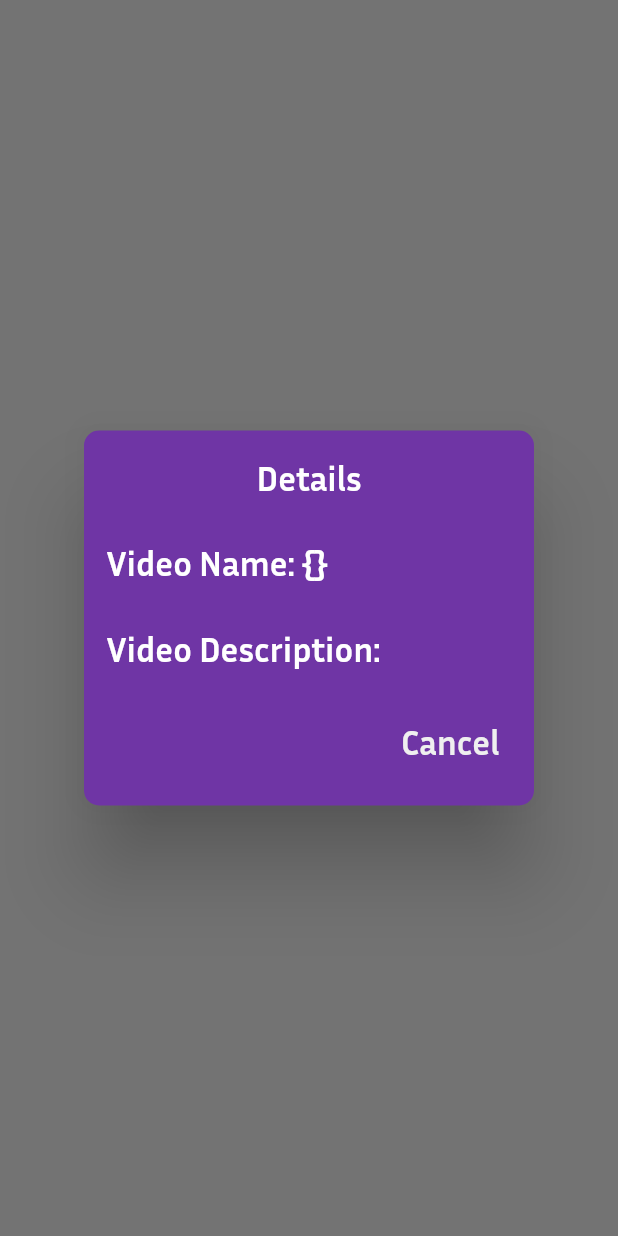
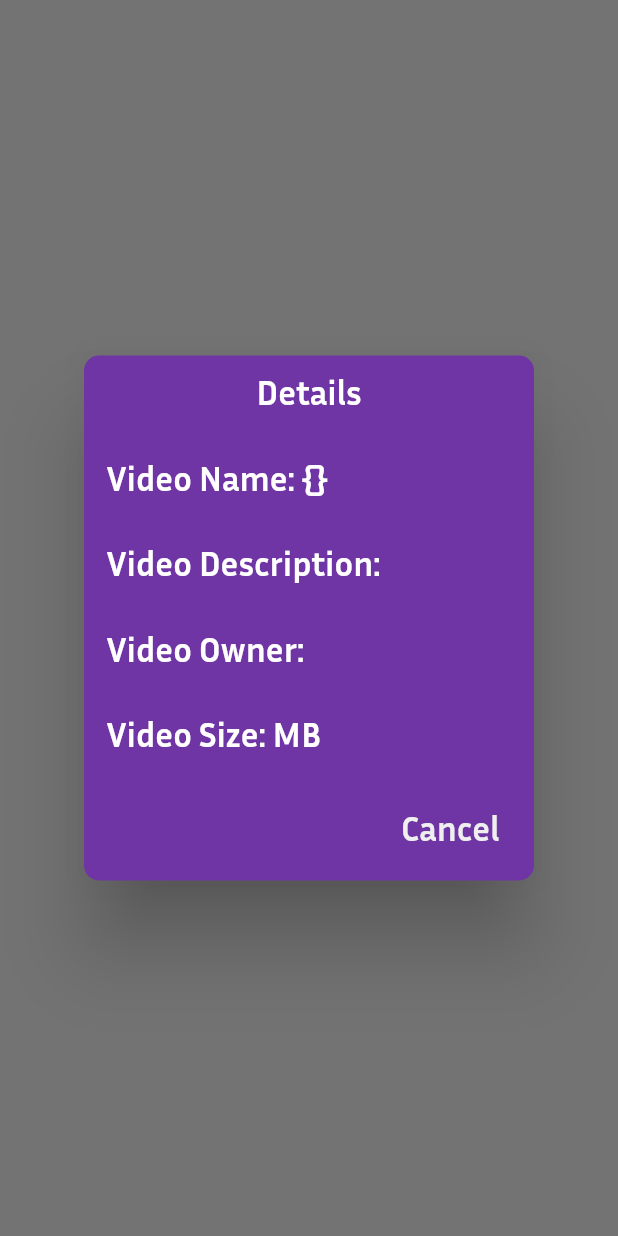
Before and after one commit to hashanranasinghe/android-video-encryption-sharing, a Flutter app: what builtDetailsDialog() shows on an empty page, opened directly with empty values, on a phone screen of 412 x 824 dp. Run offline on Flutter 3.47's test engine with Material 2 defaults, Android fonts, the phone set to English and light mode, and no system bars; our stand-ins replace cloud_firestore, file_picker, firebase_auth, firebase_core, firebase_storage, flutter_screenutil and 4 more; missing offline and left inert: string_extensions; accounts and stored records are empty; network calls fail.

Commit message:
checking video size

```diff
--- a/lib/models/provider.dart
+++ b/lib/models/provider.dart
@@ -2,16 +2,20 @@ import 'package:flutter/foundation.dart';
 
 class ShareData extends ChangeNotifier{
 
+  String? _vOwner;
   String? _vName;
   String? _vDes;
   String? _vUrl;
 
-  void sharingData(String vName,String vDes, String vUrl){
+  void sharingData(String vOwner,String vName,String vDes, String vUrl){
+    _vOwner = vOwner;
     _vName = vName;
     _vDes = vDes;
     _vUrl = vUrl;
     notifyListeners();
   }
+
+  String? get vOwner => _vOwner;
   String? get vName => _vName;
   String? get vDes => _vDes;
   String? get vUrl => _vUrl;
--- a/lib/models/share_video.dart
+++ b/lib/models/share_video.dart
@@ -1,16 +1,18 @@
 class ShareVideo {
   String? uid;
+  String? videoOwner;
   String? videoName;
   String? videoDes;
   String? videoUrl;
 
   ShareVideo(
-      {this.uid,this.videoName,this.videoDes,this.videoUrl});
+      {this.uid,this.videoOwner,this.videoName,this.videoDes,this.videoUrl});
 
   //receiving data from server
   factory ShareVideo.fromMap(map){
     return ShareVideo(
         uid: map['uid'],
+        videoOwner: map['videoOwner'],
         videoName: map['videoName'],
         videoDes: map['videoDes'],
         videoUrl: map['videoUrl']
@@ -21,6 +23,7 @@ class ShareVideo {
   Map <String,dynamic> toMap(){
     return{
       'uid': uid,
+      'videoOwner': videoOwner,
       'videoName': videoName,
       'videoDes': videoDes,
       'videoUrl': videoUrl,
--- a/lib/models/upload_video.dart
+++ b/lib/models/upload_video.dart
@@ -1,16 +1,18 @@
 class UploadVideo {
   String? uid;
+  String? videoOwner;
   String? videoName;
   String? videoDes;
   String? videoUrl;
 
   UploadVideo(
-      {this.uid,this.videoName,this.videoDes,this.videoUrl});
+      {this.uid,this.videoOwner,this.videoName,this.videoDes,this.videoUrl});
 
   //receiving data from server
   factory UploadVideo.fromMap(map){
     return UploadVideo(
       uid: map['uid'],
+      videoOwner: map['videoOwner'],
       videoName: map['videoName'],
       videoDes: map['videoDes'],
       videoUrl: map['videoUrl']
@@ -21,6 +23,7 @@ class UploadVideo {
   Map <String,dynamic> toMap(){
     return{
       'uid': uid,
+      'videoOwner': videoOwner,
       'videoName': videoName,
       'videoDes': videoDes,
       'videoUrl': videoUrl,
--- a/lib/screens/favoritecontactlistscreen.dart
+++ b/lib/screens/favoritecontactlistscreen.dart
@@ -142,6 +142,7 @@ class _FavoriteContactListScreenState extends State<FavoriteContactListScreen> {
 
                                           shareVideo(
                                               id,
+                                              video.vOwner,
                                               video.vName ,
                                               video.vDes,
                                               video.vUrl).whenComplete(() =>Navigator.of(context).pushNamed(FavoriteContactListScreen.routeName) );
@@ -213,13 +214,14 @@ class _FavoriteContactListScreenState extends State<FavoriteContactListScreen> {
 
   }
 
-  Future<String> shareVideo(id,videoName,videoDes,urlDownload) async{
+  Future<String> shareVideo(id,videoOwner,videoName,videoDes,urlDownload) async{
 
     FirebaseFirestore firebaseFirestore = FirebaseFirestore.instance;
     CollectionReference users = firebaseFirestore.collection('users');
     ShareVideo shareVideo = ShareVideo();
 
     //writing all values
+    shareVideo.videoOwner = videoOwner;
     shareVideo.videoName = videoName;
     shareVideo.videoDes = videoDes;
     shareVideo.videoUrl = urlDownload;
--- a/lib/widgets/details_dialog.dart
+++ b/lib/widgets/details_dialog.dart
@@ -4,7 +4,7 @@ import 'package:flutter_screenutil/flutter_screenutil.dart';
 import 'constants.dart';
 
 class DetailsDialog{
-  static builtDetailsDialog(context,vName,vEx,vDes)=> showDialog(
+  static builtDetailsDialog(context,vOwner,vName,vEx,vDes,vSize)=> showDialog(
       barrierDismissible: false,
       context: context,
       builder: (context) => Dialog(
@@ -12,7 +12,7 @@ class DetailsDialog{
         shape: RoundedRectangleBorder(
             borderRadius:BorderRadius.circular(10.0)),
         child: Container(
-          height: 250.0,
+          height: 350.0,
           width: 300.0,
           child: Column(
             mainAxisAlignment: MainAxisAlignment.center,
@@ -48,6 +48,23 @@ class DetailsDialog{
                       color: Colors.white,
                       fontSize: 20.sp
                   ),),),
+              vOwner != null?
+              Padding(
+                padding:  EdgeInsets.all(15.0),
+                child: Text('Video Owner: ${vOwner}',
+                  style: TextStyle(
+                      fontWeight: FontWeight.bold,
+                      color: Colors.white,
+                      fontSize: 20.sp
+                  ),),): Container(),
+              Padding(
+                padding:  EdgeInsets.all(15.0),
+                child: Text('Video Size: ${vSize}MB',
+                  style: TextStyle(
+                      fontWeight: FontWeight.bold,
+                      color: Colors.white,
+                      fontSize: 20.sp
+                  ),),),
               Padding(
                 padding:  EdgeInsets.only(left: 15,right: 15,top: 10),
                 child: Row(
@@ -66,7 +83,7 @@ class DetailsDialog{
                       ),)),
                   ],
                 ),
-              )
+              ),
             ],
 
 
--- a/lib/widgets/videoList/share_video_card.dart
+++ b/lib/widgets/videoList/share_video_card.dart
@@ -36,6 +36,8 @@ class _ShareVideoCardState extends State<ShareVideoCard> with SingleTickerProvid
   late AnimationController controller;
   bool isLoading = false;
   bool isDownloading = false;
+  String? size;
+
 
 
 
@@ -44,6 +46,7 @@ class _ShareVideoCardState extends State<ShareVideoCard> with SingleTickerProvid
   void initState() {
     // TODO: implement initState
     SchedulerBinding.instance?.addPostFrameCallback((_) => _buildCheckAnimation(context));
+    getSize();
     checkUrl(context);
 
     super.initState();
@@ -83,6 +86,7 @@ class _ShareVideoCardState extends State<ShareVideoCard> with SingleTickerProvid
         shareFunction:(){
           Navigator.of(context).pushNamed(FavoriteContactListScreen.routeName);
           Provider.of<ShareData>(context,listen: false).sharingData(
+              widget._shareVideo.videoOwner.toString(),
               widget._shareVideo.videoName.toString(),
               widget._shareVideo.videoDes.toString(),
               widget._shareVideo.videoUrl.toString());
@@ -103,7 +107,7 @@ class _ShareVideoCardState extends State<ShareVideoCard> with SingleTickerProvid
 
     },
       detailsFunction: (){
-        DetailsDialog.builtDetailsDialog(context,widget._shareVideo.videoName.capitalize,FirebaseApi.getExtension(widget._shareVideo.videoUrl) , widget._shareVideo.videoDes.capitalize);
+        DetailsDialog.builtDetailsDialog(context,widget._shareVideo.videoOwner,widget._shareVideo.videoName.capitalize,FirebaseApi.getExtension(widget._shareVideo.videoUrl) , widget._shareVideo.videoDes.capitalize,size);
 
       },
     ):Container();
@@ -291,4 +295,17 @@ class _ShareVideoCardState extends State<ShareVideoCard> with SingleTickerProvid
       return externalDir;
     }
   }
+  Future<void> getSize() async {
+    http.Response r = await http.get(Uri.parse(widget._shareVideo.videoUrl.toString()));
+    var file_size = r.headers["content-length"];
+    var s = int.parse(file_size!)/1000000;
+
+    setState(() {
+      size = s.toStringAsFixed(2).toString();
+    });
+
+
+  }
+
+
 }
```
Also changed, not shown: lib/screens/profilescreen.dart (+11 -1 lines), lib/screens/uploadscreen.dart (+24 -0 lines), lib/widgets/drawer_widget.dart (+4 -4 lines), lib/widgets/videoList/video_card.dart (+60 -8 lines).
